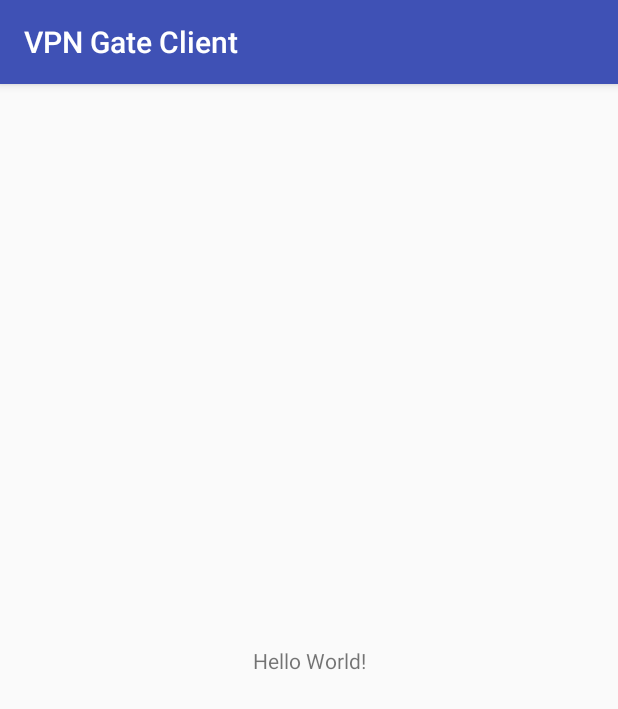
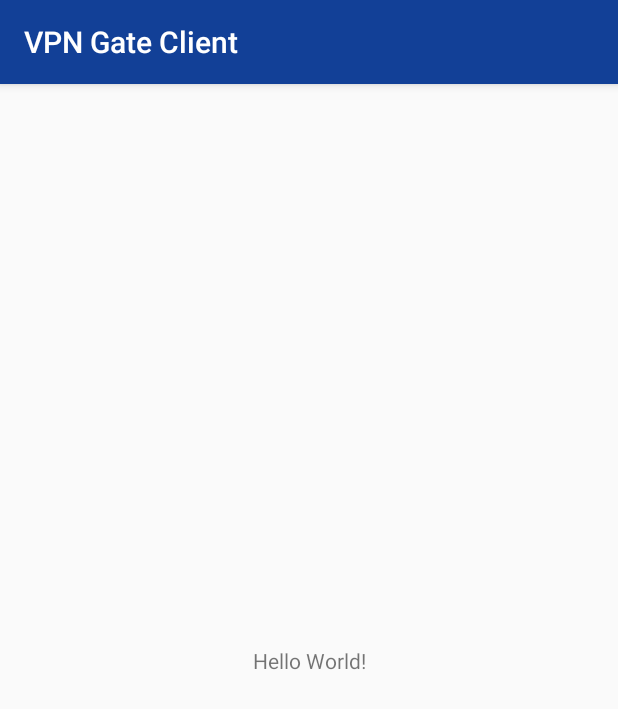
Before and after one commit to hoang-rio/vpngate-connector, an Android app: the screen it shows after launch (MainActivity), on a phone screen of 412 x 824 dp. Shown: the top 709 px of the screen. Run offline under Robolectric (Android 15) with nearby library versions, the phone set to English and light mode, and no system bars.

Commit message:
Change color

```diff
--- a/app/src/main/res/values/colors.xml
+++ b/app/src/main/res/values/colors.xml
@@ -1,6 +1,6 @@
 <?xml version="1.0" encoding="utf-8"?>
 <resources>
-    <color name="colorPrimary">#3F51B5</color>
-    <color name="colorPrimaryDark">#303F9F</color>
-    <color name="colorAccent">#FF4081</color>
+    <color name="colorPrimary">#124097</color>
+    <color name="colorPrimaryDark">#124097</color>
+    <color name="colorAccent">#fd754c</color>
 </resources>
```
